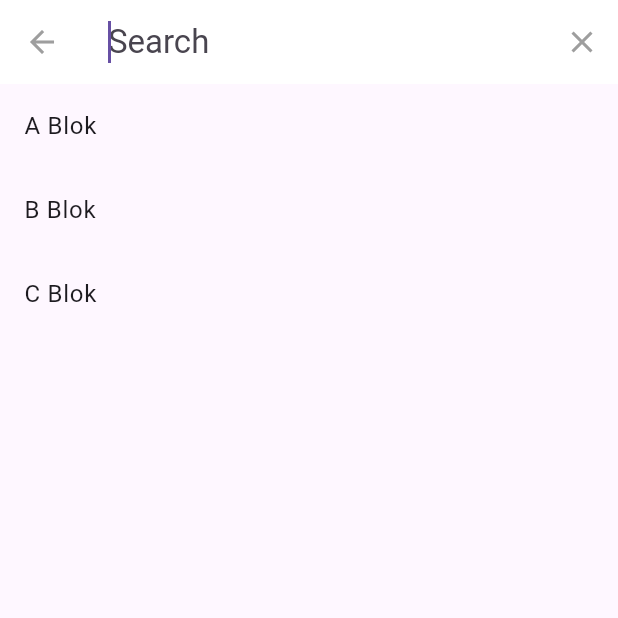
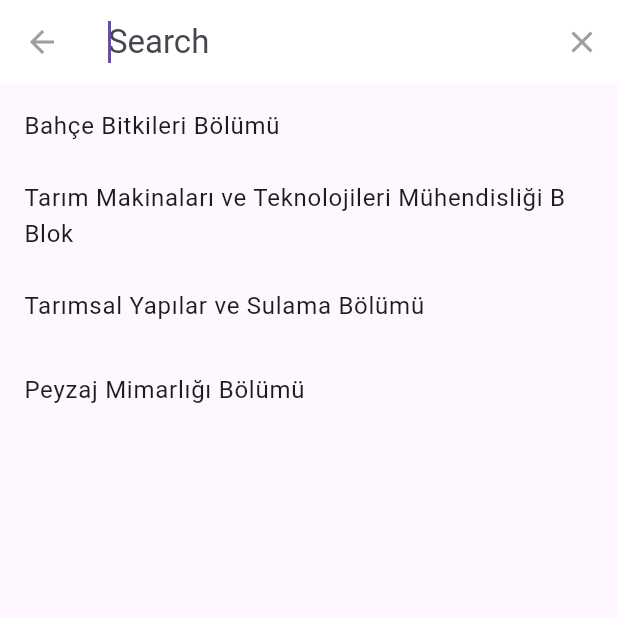
Before and after one commit to 08kerem1907/AUZF_Harita, a Flutter app: the screen it shows after launch, after a tap on the "search" icon, on a phone screen of 412 x 824 dp, the top half of it. Run offline on Flutter 3.47's test engine with Material 3 defaults, Android fonts, the phone set to English and light mode, and no system bars.

Commit message:
4 bölüm eklendi

```diff
--- a/lib/main.dart
+++ b/lib/main.dart
@@ -13,9 +13,10 @@ class Building {
 
 class MyApp extends StatelessWidget {
   final List<Building> buildings = [
-    Building(name: 'A Blok', location: const Offset(100, 150)),
-    Building(name: 'B Blok', location: const Offset(200, 250)),
-    Building(name: 'C Blok', location: const Offset(100, 50)),
+    Building(name: 'Bahçe Bitkileri Bölümü', location: const Offset(99, 145)),
+    Building(name: 'Tarım Makinaları ve Teknolojileri Mühendisliği B Blok', location: const Offset(118, 62)),
+    Building(name: 'Tarımsal Yapılar ve Sulama Bölümü', location: const Offset(169, 180)), //x tam ortalanmıyor 168,5 olsa mükemmel olacak
+    Building(name: 'Peyzaj Mimarlığı Bölümü', location: const Offset(177, 83)),
     // Diğer bina adları ve konumları buraya eklenebilir
   ];
 
@@ -67,6 +68,7 @@ class _MyHomePageState extends State<MyHomePage> {
                 selectedLocation = selectedBuildingData.location;
 
                 // Haritayı büyültmek için yeni bir sayfaya geçin
+                // ignore: use_build_context_synchronously
                 Navigator.push(
                   context,
                   MaterialPageRoute(
@@ -180,6 +182,7 @@ class _MapDetailPageState extends State<MapDetailPage> {
   }
 }
 
+
 class CustomSearchDelegate extends SearchDelegate<String> {
   final List<Building> buildings;
 
```
